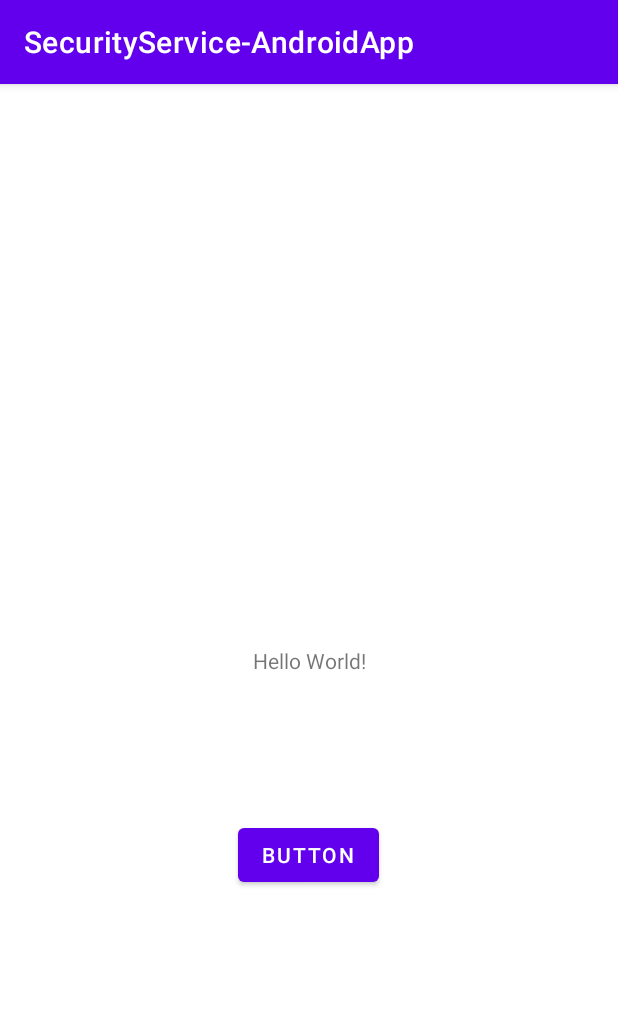
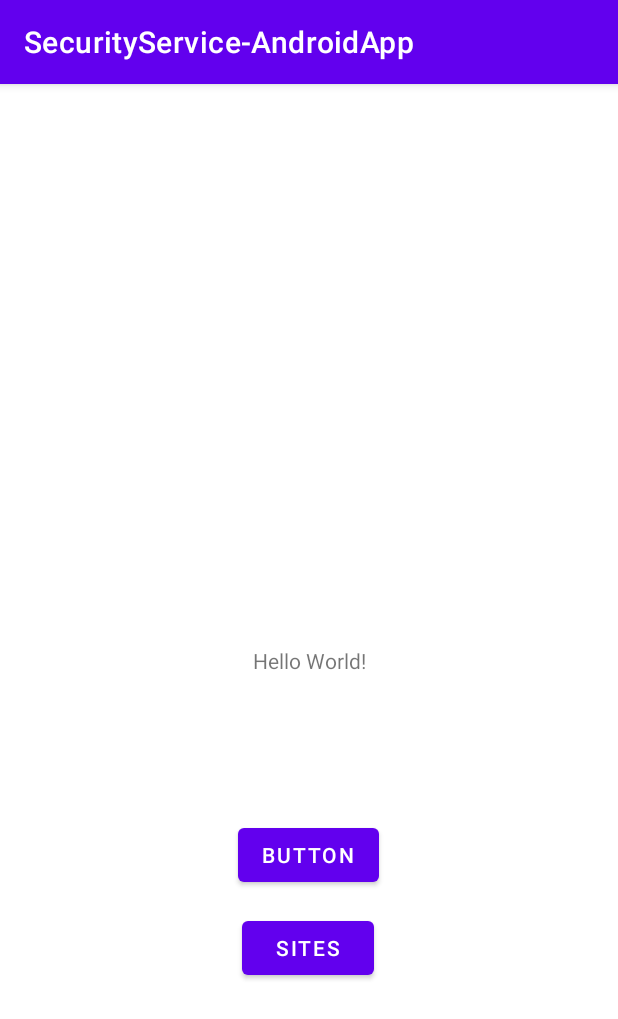
Before and after one commit to MAD-Proj-Y02S02/SecurityService-AndroidApp, an Android app: the screen it shows after launch (MainActivity), on a phone screen of 412 x 824 dp. Shown: the top 1019 px of the screen. Run offline under Robolectric (Android 15) with nearby library versions, the phone set to English and light mode, and no system bars.

Commit message:
Add Sites

```diff
--- a/app/src/main/AndroidManifest.xml
+++ b/app/src/main/AndroidManifest.xml
@@ -9,6 +9,9 @@
         android:roundIcon="@mipmap/ic_launcher_round"
         android:supportsRtl="true"
         android:theme="@style/Theme.SecurityServiceAndroidApp">
+        <activity
+            android:name=".Addsites"
+            android:exported="true" />
         <activity
             android:name=".Signup"
             android:exported="true" />
--- a/app/src/main/res/layout/activity_main.xml
+++ b/app/src/main/res/layout/activity_main.xml
@@ -28,4 +28,16 @@
         app:layout_constraintStart_toStartOf="parent"
         app:layout_constraintTop_toBottomOf="@+id/textView" />
 
+    <Button
+        android:id="@+id/sites_btn"
+        android:layout_width="wrap_content"
+        android:layout_height="wrap_content"
+        android:layout_marginTop="552dp"
+        android:onClick="onClicking"
+        android:text="Sites"
+        app:layout_constraintEnd_toEndOf="parent"
+        app:layout_constraintHorizontal_bias="0.498"
+        app:layout_constraintStart_toStartOf="parent"
+        app:layout_constraintTop_toTopOf="parent" />
+
 </androidx.constraintlayout.widget.ConstraintLayout>
```
Also changed, not shown: app/src/main/java/com/example/securityservice_androidapp/Addsites.java (added, +14 -0 lines), app/src/main/java/com/example/securityservice_androidapp/MainActivity.java (+15 -2 lines), app/src/main/res/layout/activity_addsites.xml (added, +9 -0 lines).
